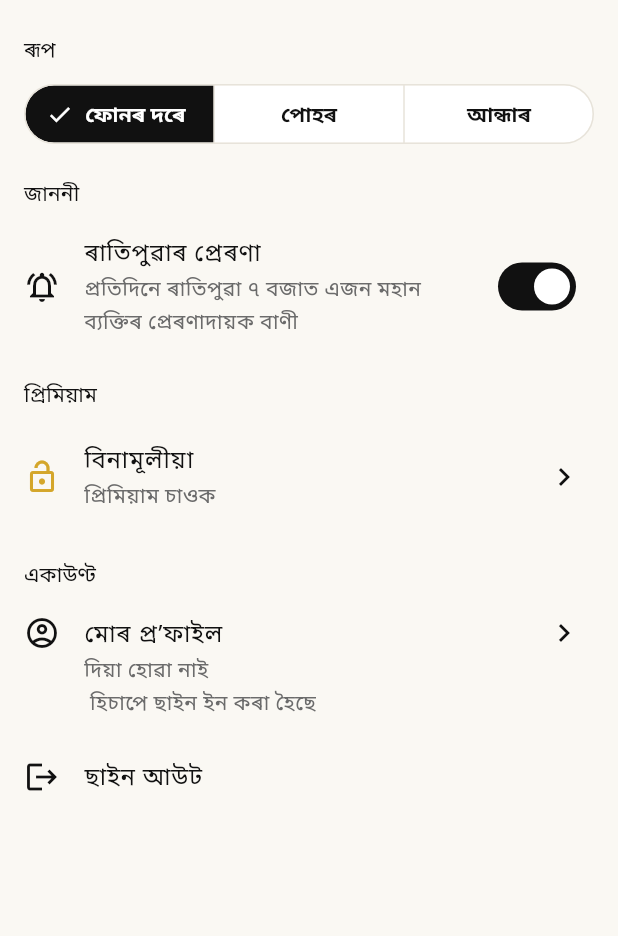
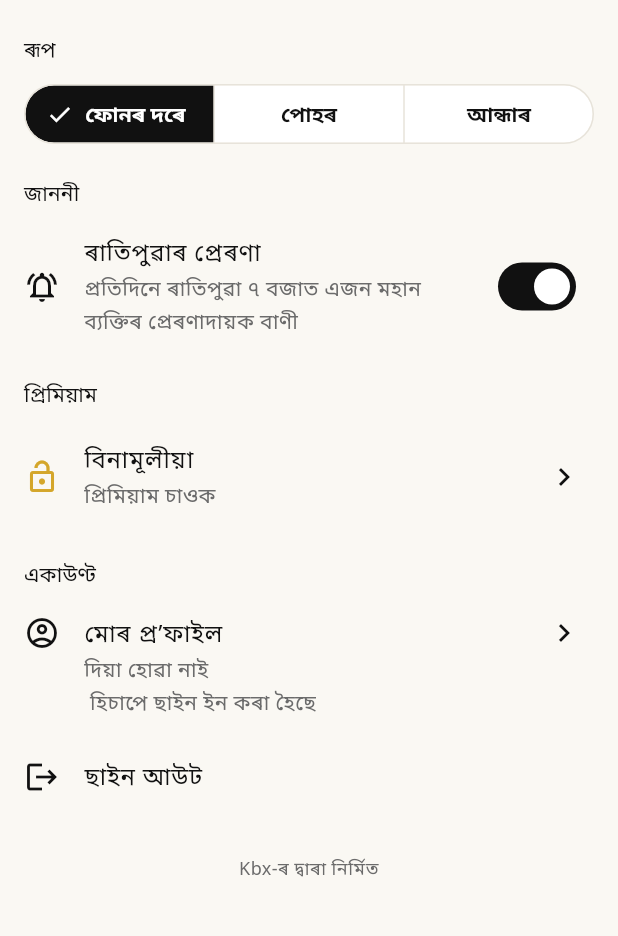
Before and after one commit to khems9p-coder/assampedia, a Flutter app: the AccountScreen screen opened directly, on a phone screen of 412 x 824 dp, the part 234-1170 px from its top. Run offline on Flutter 3.47's test engine with Material 3 defaults, Android fonts, the phone set to English and light mode, and no system bars; our stand-ins replace file_picker, flutter_local_notifications, image_picker, in_app_purchase, scrollable_positioned_list, share_plus and 3 more; missing offline and left inert: pdfrx; accounts and stored records are empty; network calls fail.

Commit message:
Add "Developed by Kbx" credit to side menu and Me screen
Co-Authored-By: Claude Opus 5.5 <noreply@anthropic.com>
Claude-Session: https://claude.ai/code/session_01CUhA6pDqy8osF5R5ufDAab

```diff
--- a/lib/core/i18n/strings.dart
+++ b/lib/core/i18n/strings.dart
@@ -187,6 +187,7 @@ class S {
   String get slideJobsCta => _t('চাকৰি চাওক', 'See vacancies');
   String get shareApp => _t('এপটো শ্বেয়াৰ কৰক', 'Share the app');
   String get rateApp => _t('এপটোক ৰেটিং দিয়ক', 'Rate the app');
+  String get developedBy => _t('Kbx-ৰ দ্বাৰা নিৰ্মিত', 'Developed by Kbx');
   String shareText(String link) => _t(
     'ASSAMPEDIA: অসমৰ সাধাৰণ জ্ঞান, পৰীক্ষা, চাকৰি আৰু কুইজ, অসমীয়া আৰু ইংৰাজীত। $link',
     'ASSAMPEDIA: Assam GK, exams, jobs and quizzes in Assamese and English. $link',
--- a/lib/core/widgets/common.dart
+++ b/lib/core/widgets/common.dart
@@ -101,3 +101,21 @@ class LaterPhase extends StatelessWidget {
         ),
       );
 }
+
+/// Small "Developed by Kbx" line shown at the bottom of the side menu and Me screen.
+class DeveloperCredit extends StatelessWidget {
+  const DeveloperCredit({super.key});
+
+  @override
+  Widget build(BuildContext context) {
+    final theme = Theme.of(context);
+    return Padding(
+      padding: const EdgeInsets.fromLTRB(24, 24, 24, 8),
+      child: Text(
+        context.s.developedBy,
+        textAlign: TextAlign.center,
+        style: theme.textTheme.bodySmall?.copyWith(color: theme.colorScheme.onSurfaceVariant, letterSpacing: 0.3),
+      ),
+    );
+  }
+}
--- a/lib/features/account/account_screen.dart
+++ b/lib/features/account/account_screen.dart
@@ -4,6 +4,7 @@ import '../../core/theme/section_theme.dart';
 
 import '../../core/app_scope.dart';
 import '../../core/i18n/app_lang.dart';
+import '../../core/widgets/common.dart';
 import '../admin/admin_home_screen.dart';
 import '../jobs/vacancy_widgets.dart';
 import '../premium/paywall_screen.dart';
@@ -119,6 +120,7 @@ class AccountScreen extends StatelessWidget {
                     ),
                   ListTile(leading: const Icon(Icons.logout), title: Text(s.signOut), onTap: auth.signOut),
                 ],
+                const DeveloperCredit(),
               ],
             ),
           );
--- a/lib/features/home/home_drawer.dart
+++ b/lib/features/home/home_drawer.dart
@@ -6,6 +6,7 @@ import 'package:share_plus/share_plus.dart';
 import 'package:url_launcher/url_launcher.dart';
 
 import '../../core/app_scope.dart';
+import '../../core/widgets/common.dart';
 import '../account/profile_screen.dart';
 import '../dictionary/dictionary_screen.dart';
 import '../notifications/notifications_screen.dart';
@@ -124,6 +125,7 @@ class HomeDrawer extends StatelessWidget {
                 ),
               ),
             ],
+            const DeveloperCredit(),
           ],
         ),
       ),
```
